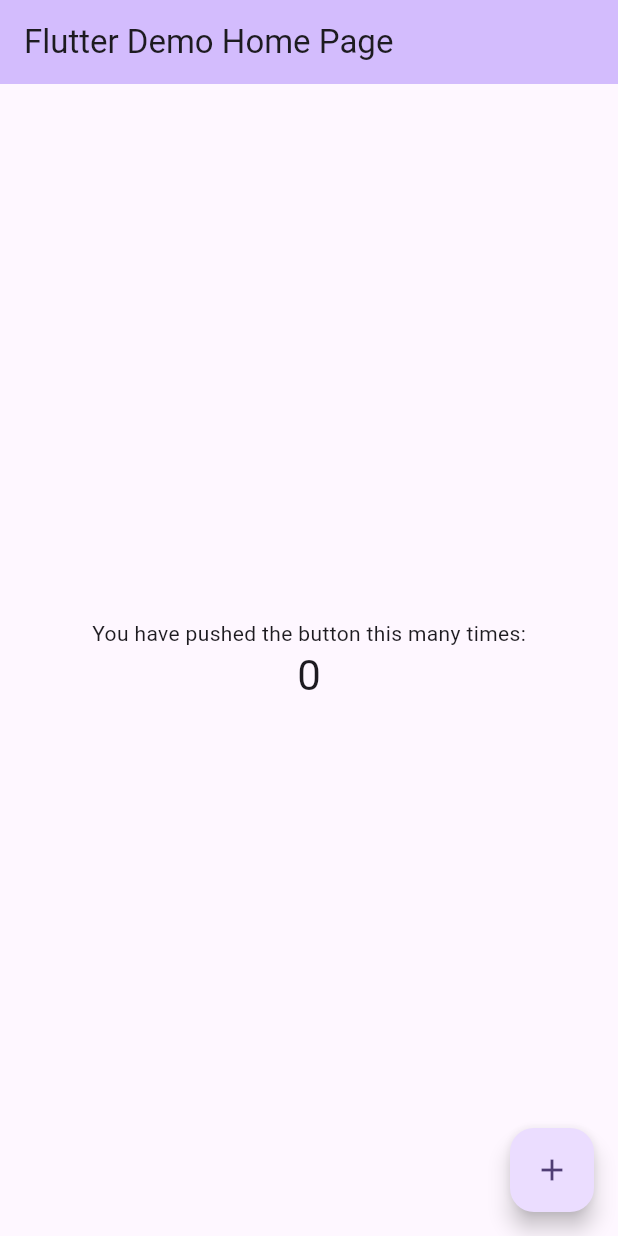
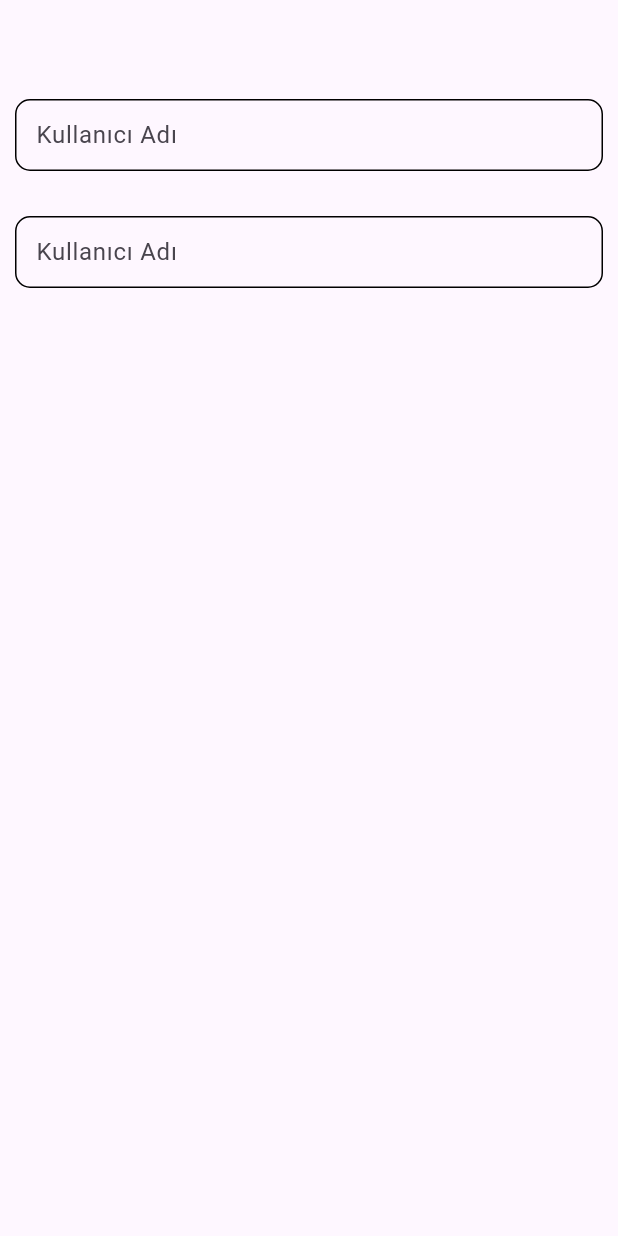
Before and after one commit to cuneyt0/Voco_Case, a Flutter app: the screen it shows after launch, on a phone screen of 412 x 824 dp. Run offline on Flutter 3.47's test engine with Material 2 defaults, Android fonts, the phone set to English and light mode, and no system bars; our stand-ins replace connectivity, dio, flutter_riverpod, freezed_annotation.

Commit message:
VACO #main changed main.dart

```diff
--- /dev/null
+++ b/lib/app/screen/sign_in/view/signIn_view.dart
@@ -0,0 +1,39 @@
+import 'package:flutter/material.dart';
+import 'package:flutter_riverpod/flutter_riverpod.dart';
+import 'package:voco_case/app/screen/sign_in/viewmodel/signIn_viewmodel.dart';
+import 'package:voco_case/app/ui_component/textfield/vaco_textfield.dart';
+
+final signInViewModel = ChangeNotifierProvider((ref) => SignInViewModel());
+
+class SignInView extends ConsumerWidget {
+  const SignInView({super.key});
+
+  @override
+  Widget build(BuildContext context, WidgetRef ref) {
+    final read = ref.read(signInViewModel);
+    final watch = ref.watch(signInViewModel);
+    return Scaffold(
+        appBar: AppBar(),
+        body: ListView.separated(
+          separatorBuilder: (context, index) => const SizedBox(height: 30),
+          padding:
+              const EdgeInsets.only(top: 10, left: 10, right: 10, bottom: 20),
+          itemBuilder: (context, index) =>
+              _bodyList(context, read, watch)[index],
+          itemCount: _bodyList(context, read, watch).length,
+        ));
+  }
+
+  List<Widget> _bodyList(
+          BuildContext context, SignInViewModel read, SignInViewModel watch) =>
+      [
+        VacoTextField(
+          controller: watch.controller,
+          hintText: "Kullanıcı Adı",
+        ),
+        VacoTextField(
+          controller: watch.controller,
+          hintText: "Kullanıcı Adı",
+        )
+      ];
+}
--- /dev/null
+++ b/lib/app/screen/sign_in/viewmodel/signIn_viewmodel.dart
@@ -0,0 +1,24 @@
+import 'package:flutter/material.dart';
+import 'package:voco_case/app/data_provider/data_core/freezed/sw_error.dart';
+import 'package:voco_case/app/data_provider/data_core/layers/network_executer.dart';
+import 'package:voco_case/app/data_provider/model/signIn/signIn.dart';
+import 'package:voco_case/app/data_provider/request/signIn/signIn_request.dart';
+import 'package:voco_case/core/freezed/result_state.dart';
+
+class SignInViewModel extends ChangeNotifier {
+  final TextEditingController controller = TextEditingController();
+  ResultState<SignIn, SwError> resultState = const Idle();
+  Future<void> postSignIn() async {
+    resultState = const Pending();
+
+    var result = await NetworkExecuter.shared.execute<SignIn, SignIn>(
+        route: SignInRequest(), responseType: SignIn());
+
+    result.when(success: ((data) {
+      resultState = Completed(data);
+    }), failure: (error) {
+      resultState = Failed(SwError(errorMessage: error.localizedErrorMessage));
+    });
+    notifyListeners();
+  }
+}
--- a/lib/main.dart
+++ b/lib/main.dart
@@ -1,7 +1,9 @@
 import 'package:flutter/material.dart';
+import 'package:flutter_riverpod/flutter_riverpod.dart';
+import 'package:voco_case/app/screen/sign_in/view/signIn_view.dart';
 
 void main() {
-  runApp(const MyApp());
+  runApp(const ProviderScope(child: MyApp()));
 }
 
 class MyApp extends StatelessWidget {
@@ -13,113 +15,10 @@ class MyApp extends StatelessWidget {
     return MaterialApp(
       title: 'Flutter Demo',
       theme: ThemeData(
-        // This is the theme of your application.
-        //
-        // TRY THIS: Try running your application with "flutter run". You'll see
-        // the application has a blue toolbar. Then, without quitting the app,
-        // try changing the seedColor in the colorScheme below to Colors.green
-        // and then invoke "hot reload" (save your changes or press the "hot
-        // reload" button in a Flutter-supported IDE, or press "r" if you used
-        // the command line to start the app).
-        //
-        // Notice that the counter didn't reset back to zero; the application
-        // state is not lost during the reload. To reset the state, use hot
-        // restart instead.
-        //
-        // This works for code too, not just values: Most code changes can be
-        // tested with just a hot reload.
         colorScheme: ColorScheme.fromSeed(seedColor: Colors.deepPurple),
         useMaterial3: true,
       ),
-      home: const MyHomePage(title: 'Flutter Demo Home Page'),
+      home: const SignInView(),
     );
   }
 }
-
-class MyHomePage extends StatefulWidget {
-  const MyHomePage({super.key, required this.title});
-
-  // This widget is the home page of your application. It is stateful, meaning
-  // that it has a State object (defined below) that contains fields that affect
-  // how it looks.
-
-  // This class is the configuration for the state. It holds the values (in this
-  // case the title) provided by the parent (in this case the App widget) and
-  // used by the build method of the State. Fields in a Widget subclass are
-  // always marked "final".
-
-  final String title;
-
-  @override
-  State<MyHomePage> createState() => _MyHomePageState();
-}
-
-class _MyHomePageState extends State<MyHomePage> {
-  int _counter = 0;
-
-  void _incrementCounter() {
-    setState(() {
-      // This call to setState tells the Flutter framework that something has
-      // changed in this State, which causes it to rerun the build method below
-      // so that the display can reflect the updated values. If we changed
-      // _counter without calling setState(), then the build method would not be
-      // called again, and so nothing would appear to happen.
-      _counter++;
-    });
-  }
-
-  @override
-  Widget build(BuildContext context) {
-    // This method is rerun every time setState is called, for instance as done
-    // by the _incrementCounter method above.
-    //
-    // The Flutter framework has been optimized to make rerunning build methods
-    // fast, so that you can just rebuild anything that needs updating rather
-    // than having to individually change instances of widgets.
-    return Scaffold(
-      appBar: AppBar(
-        // TRY THIS: Try changing the color here to a specific color (to
-        // Colors.amber, perhaps?) and trigger a hot reload to see the AppBar
-        // change color while the other colors stay the same.
-        backgroundColor: Theme.of(context).colorScheme.inversePrimary,
-        // Here we take the value from the MyHomePage object that was created by
-        // the App.build method, and use it to set our appbar title.
-        title: Text(widget.title),
-      ),
-      body: Center(
-        // Center is a layout widget. It takes a single child and positions it
-        // in the middle of the parent.
-        child: Column(
-          // Column is also a layout widget. It takes a list of children and
-          // arranges them vertically. By default, it sizes itself to fit its
-          // children horizontally, and tries to be as tall as its parent.
-          //
-          // Column has various properties to control how it sizes itself and
-          // how it positions its children. Here we use mainAxisAlignment to
-          // center the children vertically; the main axis here is the vertical
-          // axis because Columns are vertical (the cross axis would be
-          // horizontal).
-          //
-          // TRY THIS: Invoke "debug painting" (choose the "Toggle Debug Paint"
-          // action in the IDE, or press "p" in the console), to see the
-          // wireframe for each widget.
-          mainAxisAlignment: MainAxisAlignment.center,
-          children: <Widget>[
-            const Text(
-              'You have pushed the button this many times:',
-            ),
-            Text(
-              '$_counter',
-              style: Theme.of(context).textTheme.headlineMedium,
-            ),
-          ],
-        ),
-      ),
-      floatingActionButton: FloatingActionButton(
-        onPressed: _incrementCounter,
-        tooltip: 'Increment',
-        child: const Icon(Icons.add),
-      ), // This trailing comma makes auto-formatting nicer for build methods.
-    );
-  }
-}
```
Also changed, not shown: pubspec.yaml (+11 -5 lines), .templates/request/$$var_name_request.dart (added), .templates/request_model/$$var_name.dart (added), pubspec.lock, 8 other files.
